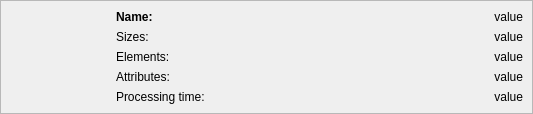
First picture: the form in src/thumbwidget.ui, repository RazrFalcon/svgcleaner, before the edit.
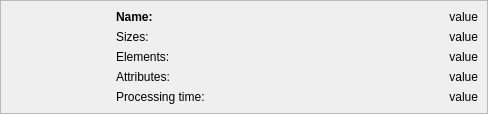
Second picture: the form after the edit. Custom widgets are drawn as their Qt base class.

Commit message: Icons scaling fixed.

The edit to the form file:
```diff
--- a/src/thumbwidget.ui
+++ b/src/thumbwidget.ui
@@ -6,7 +6,7 @@
    <rect>
     <x>0</x>
     <y>0</y>
-    <width>533</width>
+    <width>488</width>
     <height>112</height>
    </rect>
   </property>
```
Left out of the diff: 2 changed lines with no effect on the pictures. The commit also changes 1 other file.
